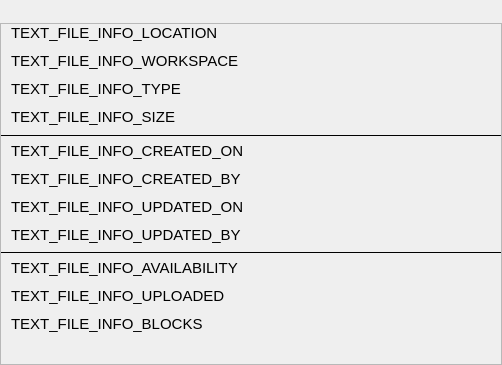
Scille/parsec-cloud, file parsec/core/gui/forms/file_status_widget.ui: the form before one commit.
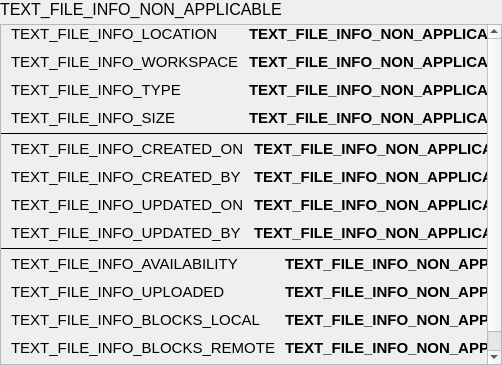
The form after the commit.

Commit message: Status widget done

Diff of the .ui file:
```diff
--- a/parsec/core/gui/forms/file_status_widget.ui
+++ b/parsec/core/gui/forms/file_status_widget.ui
@@ -39,7 +39,10 @@
         </font>
        </property>
        <property name="text">
-        <string/>
+        <string>TEXT_FILE_INFO_NON_APPLICABLE</string>
+       </property>
+       <property name="textInteractionFlags">
+        <set>Qt::LinksAccessibleByMouse|Qt::TextSelectableByKeyboard|Qt::TextSelectableByMouse</set>
        </property>
       </widget>
      </item>
@@ -58,8 +61,8 @@
        <rect>
         <x>0</x>
         <y>0</y>
-        <width>500</width>
-        <height>337</height>
+        <width>570</width>
+        <height>366</height>
        </rect>
       </property>
       <layout class="QVBoxLayout" name="verticalLayout_2">
@@ -159,7 +162,10 @@
                </font>
               </property>
               <property name="text">
-               <string/>
+               <string>TEXT_FILE_INFO_NON_APPLICABLE</string>
+              </property>
+              <property name="textInteractionFlags">
+               <set>Qt::LinksAccessibleByMouse|Qt::TextSelectableByKeyboard|Qt::TextSelectableByMouse</set>
               </property>
              </widget>
             </item>
@@ -173,7 +179,10 @@
                </font>
               </property>
               <property name="text">
-               <string/>
+               <string>TEXT_FILE_INFO_NON_APPLICABLE</string>
+              </property>
+              <property name="textInteractionFlags">
+               <set>Qt::LinksAccessibleByMouse|Qt::TextSelectableByKeyboard|Qt::TextSelectableByMouse</set>
               </property>
              </widget>
             </item>
@@ -187,7 +196,10 @@
                </font>
               </property>
               <property name="text">
-               <string/>
+               <string>TEXT_FILE_INFO_NON_APPLICABLE</string>
+              </property>
+              <property name="textInteractionFlags">
+               <set>Qt::LinksAccessibleByMouse|Qt::TextSelectableByKeyboard|Qt::TextSelectableByMouse</set>
               </property>
              </widget>
             </item>
@@ -213,7 +225,10 @@
                </font>
               </property>
               <property name="text">
-               <string/>
+               <string>TEXT_FILE_INFO_NON_APPLICABLE</string>
+              </property>
+              <property name="textInteractionFlags">
+               <set>Qt::LinksAccessibleByMouse|Qt::TextSelectableByKeyboard|Qt::TextSelectableByMouse</set>
               </property>
              </widget>
             </item>
@@ -322,7 +337,10 @@
                </font>
               </property>
               <property name="text">
-               <string/>
+               <string>TEXT_FILE_INFO_NON_APPLICABLE</string>
+              </property>
+              <property name="textInteractionFlags">
+               <set>Qt::LinksAccessibleByMouse|Qt::TextSelectableByKeyboard|Qt::TextSelectableByMouse</set>
               </property>
              </widget>
             </item>
@@ -336,7 +354,10 @@
                </font>
               </property>
               <property name="text">
-               <string/>
+               <string>TEXT_FILE_INFO_NON_APPLICABLE</string>
+              </property>
+              <property name="textInteractionFlags">
+               <set>Qt::LinksAccessibleByMouse|Qt::TextSelectableByKeyboard|Qt::TextSelectableByMouse</set>
               </property>
              </widget>
             </item>
@@ -350,7 +371,10 @@
                </font>
               </property>
               <property name="text">
-               <string/>
+               <string>TEXT_FILE_INFO_NON_APPLICABLE</string>
+              </property>
+              <property name="textInteractionFlags">
+               <set>Qt::LinksAccessibleByMouse|Qt::TextSelectableByKeyboard|Qt::TextSelectableByMouse</set>
               </property>
              </widget>
             </item>
@@ -364,7 +388,10 @@
                </font>
               </property>
               <property name="text">
-               <string/>
+               <string>TEXT_FILE_INFO_NON_APPLICABLE</string>
+              </property>
+              <property name="textInteractionFlags">
+               <set>Qt::LinksAccessibleByMouse|Qt::TextSelectableByKeyboard|Qt::TextSelectableByMouse</set>
               </property>
              </widget>
             </item>
@@ -450,7 +477,40 @@
                </font>
               </property>
               <property name="text">
-               <string>TEXT_FILE_INFO_BLOCKS</string>
+               <string>TEXT_FILE_INFO_BLOCKS_LOCAL</string>
+              </property>
+              <property name="textInteractionFlags">
+               <set>Qt::LinksAccessibleByMouse|Qt::TextSelectableByKeyboard|Qt::TextSelectableByMouse</set>
+              </property>
+             </widget>
+            </item>
+            <item row="3" column="0">
+             <widget class="QLabel" name="label_12">
+              <property name="font">
+               <font>
+                <pointsize>11</pointsize>
+               </font>
+              </property>
+              <property name="text">
+               <string>TEXT_FILE_INFO_BLOCKS_REMOTE</string>
+              </property>
+              <property name="textInteractionFlags">
+               <set>Qt::LinksAccessibleByMouse|Qt::TextSelectableByKeyboard|Qt::TextSelectableByMouse</set>
+              </property>
+             </widget>
+            </item>
+            <item row="4" column="0">
+             <widget class="QLabel" name="label_13">
+              <property name="font">
+               <font>
+                <pointsize>11</pointsize>
+               </font>
+              </property>
+              <property name="text">
+               <string>TEXT_FILE_INFO_BLOCKS_BOTH</string>
+              </property>
+              <property name="textInteractionFlags">
+               <set>Qt::LinksAccessibleByMouse|Qt::TextSelectableByKeyboard|Qt::TextSelectableByMouse</set>
               </property>
              </widget>
             </item>
@@ -464,7 +524,10 @@
                </font>
               </property>
               <property name="text">
-               <string/>
+               <string>TEXT_FILE_INFO_NON_APPLICABLE</string>
+              </property>
+              <property name="textInteractionFlags">
+               <set>Qt::LinksAccessibleByMouse|Qt::TextSelectableByKeyboard|Qt::TextSelectableByMouse</set>
               </property>
              </widget>
             </item>
@@ -478,7 +541,10 @@
                </font>
               </property>
               <property name="text">
-               <string/>
+               <string>TEXT_FILE_INFO_NON_APPLICABLE</string>
+              </property>
+              <property name="textInteractionFlags">
+               <set>Qt::LinksAccessibleByMouse|Qt::TextSelectableByKeyboard|Qt::TextSelectableByMouse</set>
               </property>
              </widget>
             </item>
@@ -492,7 +558,44 @@
                </font>
               </property>
               <property name="text">
-               <string/>
+               <string>TEXT_FILE_INFO_NON_APPLICABLE</string>
+              </property>
+              <property name="textInteractionFlags">
+               <set>Qt::LinksAccessibleByMouse|Qt::TextSelectableByKeyboard|Qt::TextSelectableByMouse</set>
+              </property>
+             </widget>
+            </item>
+            <item row="3" column="1">
+             <widget class="QLabel" name="label_remote">
+              <property name="font">
+               <font>
+                <pointsize>11</pointsize>
+                <weight>75</weight>
+                <bold>true</bold>
+               </font>
+              </property>
+              <property name="text">
+               <string>TEXT_FILE_INFO_NON_APPLICABLE</string>
+              </property>
+              <property name="textInteractionFlags">
+               <set>Qt::LinksAccessibleByMouse|Qt::TextSelectableByKeyboard|Qt::TextSelectableByMouse</set>
+              </property>
+             </widget>
+            </item>
+            <item row="4" column="1">
+             <widget class="QLabel" name="label_both">
+              <property name="font">
+               <font>
+                <pointsize>11</pointsize>
+                <weight>75</weight>
+                <bold>true</bold>
+               </font>
+              </property>
+              <property name="text">
+               <string>TEXT_FILE_INFO_NON_APPLICABLE</string>
+              </property>
+              <property name="textInteractionFlags">
+               <set>Qt::LinksAccessibleByMouse|Qt::TextSelectableByKeyboard|Qt::TextSelectableByMouse</set>
               </property>
              </widget>
             </item>
```
Left out of the diff: 32 changed lines with no effect on the pictures. The commit also changes 5 other files.
